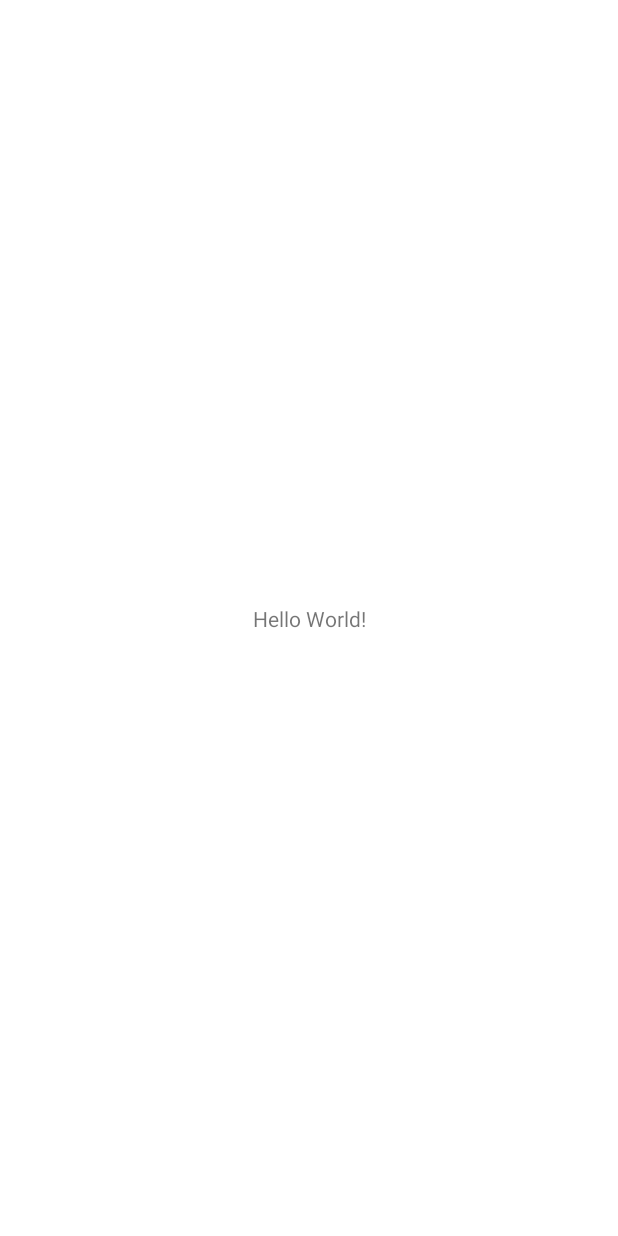
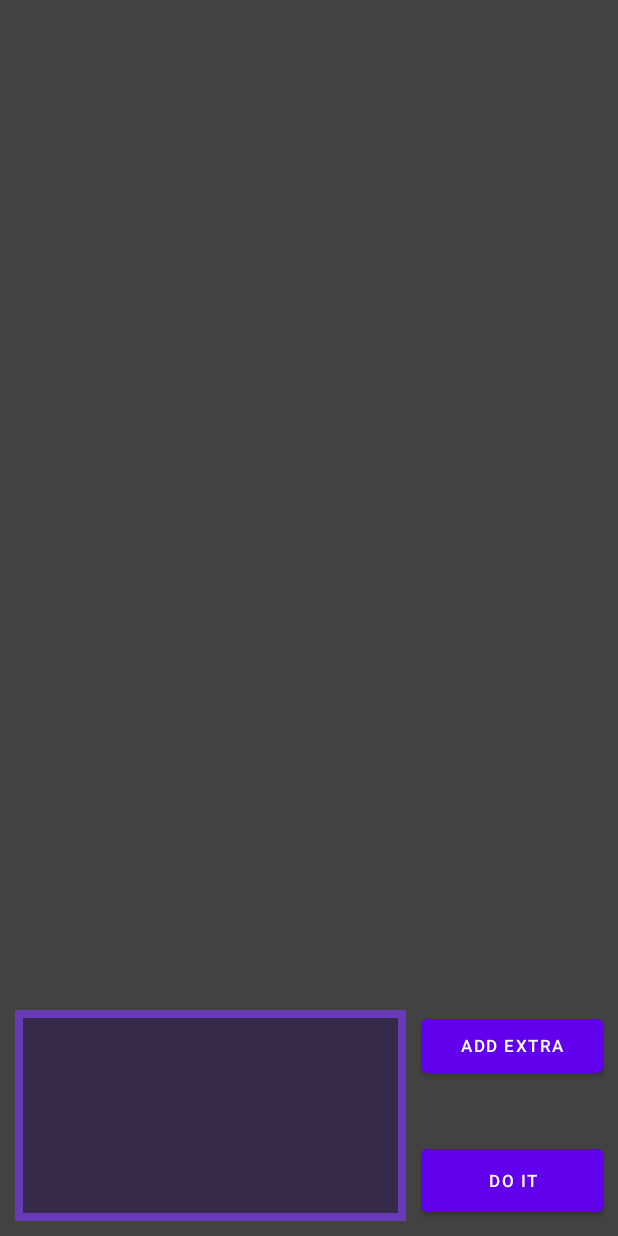
Before and after one commit to CJtr2/SharpComissionCalc, an Android app: the screen it shows after launch (MainActivity), on a phone screen of 412 x 824 dp. Before the commit the screen is almost empty. Run offline under Robolectric (Android 15) with nearby library versions, the phone set to English and light mode, and no system bars.

Commit message:
-Some Initial Layout Work

```diff
--- a/app/src/main/res/layout/activity_main.xml
+++ b/app/src/main/res/layout/activity_main.xml
@@ -1,18 +1,58 @@
 <?xml version="1.0" encoding="utf-8"?>
-<androidx.constraintlayout.widget.ConstraintLayout xmlns:android="http://schemas.android.com/apk/res/android"
+<RelativeLayout xmlns:android="http://schemas.android.com/apk/res/android"
     xmlns:app="http://schemas.android.com/apk/res-auto"
     xmlns:tools="http://schemas.android.com/tools"
     android:layout_width="match_parent"
     android:layout_height="match_parent"
+    android:background="#424242"
     tools:context=".MainActivity">
 
-    <TextView
+    <Button
+        android:id="@+id/addExtra"
         android:layout_width="wrap_content"
         android:layout_height="wrap_content"
-        android:text="Hello World!"
-        app:layout_constraintBottom_toBottomOf="parent"
-        app:layout_constraintLeft_toLeftOf="parent"
-        app:layout_constraintRight_toRightOf="parent"
-        app:layout_constraintTop_toTopOf="parent" />
+        android:layout_alignTop="@id/extrasWindow"
+        android:layout_alignParentRight="true"
+        android:layout_marginRight="10dp"
+        android:layout_toRightOf="@id/extrasWindow"
+        android:text="Add Extra"
+        android:textSize="11sp" />
 
-</androidx.constraintlayout.widget.ConstraintLayout>
+    <RelativeLayout
+        android:id="@+id/extrasWindow"
+        android:layout_width="wrap_content"
+        android:layout_height="wrap_content"
+        android:layout_alignParentBottom="true"
+        android:layout_marginStart="10dp"
+        android:layout_marginTop="10dp"
+        android:layout_marginEnd="10dp"
+        android:layout_marginBottom="10dp"
+        android:background="#673AB7"
+        android:padding="5dp">
+
+        <ScrollView
+            android:id="@+id/extrasScrollWindow"
+            android:layout_width="250dp"
+            android:layout_height="130dp"
+            android:background="#352A49">
+
+            <LinearLayout
+                android:layout_width="match_parent"
+                android:layout_height="wrap_content"
+                android:orientation="vertical" />
+        </ScrollView>
+    </RelativeLayout>
+
+    <Button
+        android:id="@+id/calculate"
+        android:layout_width="wrap_content"
+        android:layout_height="wrap_content"
+        android:layout_alignLeft="@id/addExtra"
+        android:layout_alignBottom="@id/extrasWindow"
+        android:layout_alignParentRight="true"
+        android:layout_marginRight="10dp"
+        android:paddingTop="13dp"
+        android:paddingBottom="13dp"
+        android:text="Do It"
+        android:textSize="11sp" />
+</RelativeLayout>
```
